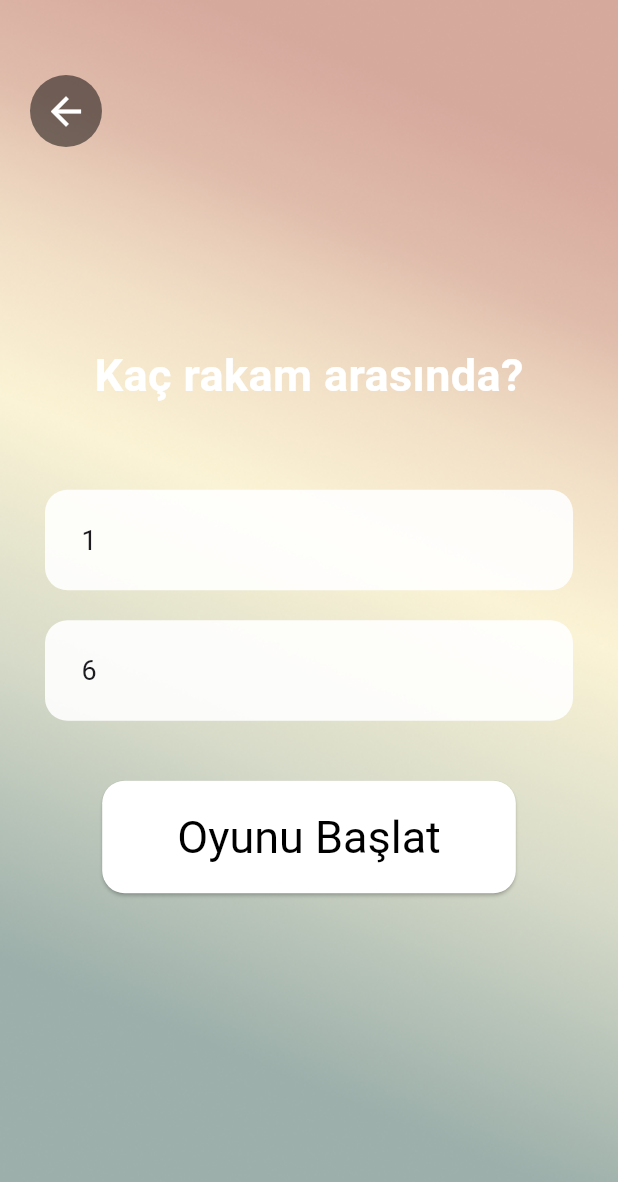
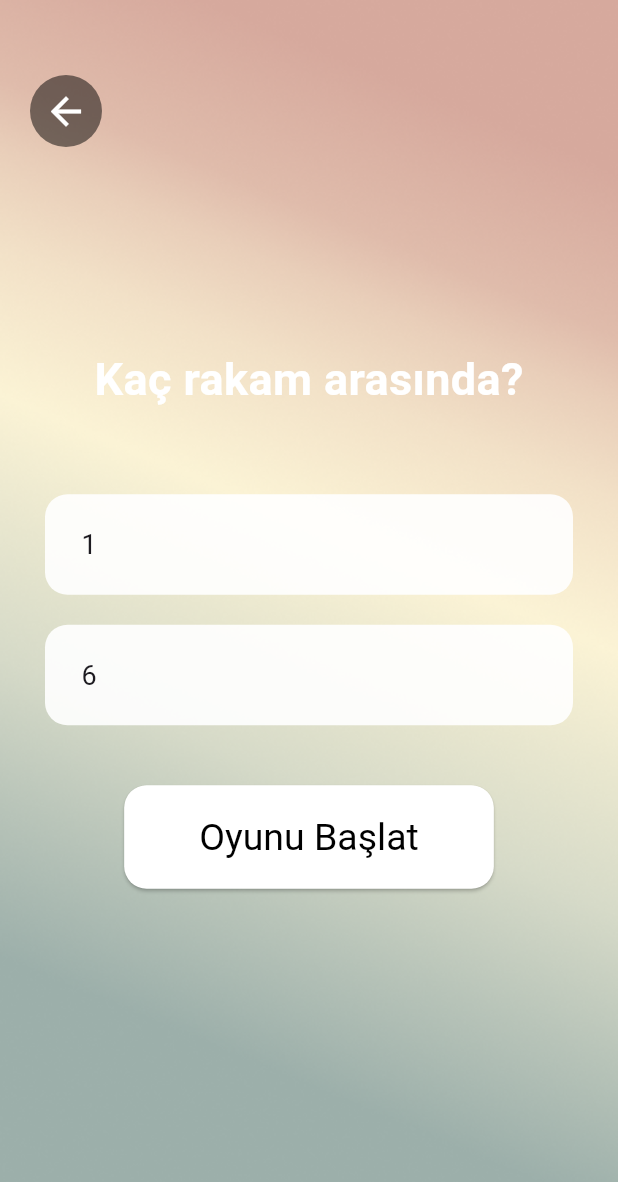
Before and after one commit to aleynaaley/Roll_Dice_App, a Flutter app: the screen it shows after launch, after a tap on "ZAR AT", on a phone screen of 412 x 824 dp. Shown: the top 1182 px of the screen. Run offline on Flutter 3.47's test engine with Material 3 defaults, Android fonts, the phone set to English and light mode, and no system bars; our stand-ins replace google_fonts; Roboto replaces fonts that are missing (Jaro).

Commit message:
Changed Fontsize

```diff
--- a/lib/range_selection_screen.dart
+++ b/lib/range_selection_screen.dart
@@ -205,7 +205,7 @@ class _RangeSelectionScreenState extends State<RangeSelectionScreen> {
                       ),
                       child: Text('Oyunu Başlat',
                         style: GoogleFonts.jaro(
-                          fontSize: 30,
+                          fontSize: 25,
                           fontWeight: FontWeight.w400,
                           color: Colors.black,
                         ),),
--- a/lib/welcome_screen.dart
+++ b/lib/welcome_screen.dart
@@ -57,7 +57,7 @@ class WelcomeScreen extends StatelessWidget {
                       child: Text(
                         'ZAR AT',
                         style: GoogleFonts.jaro(
-                          fontSize: 55,
+                          fontSize: 45,
                           fontWeight: FontWeight.w400,
                           color: Colors.black,
                         ),
```
